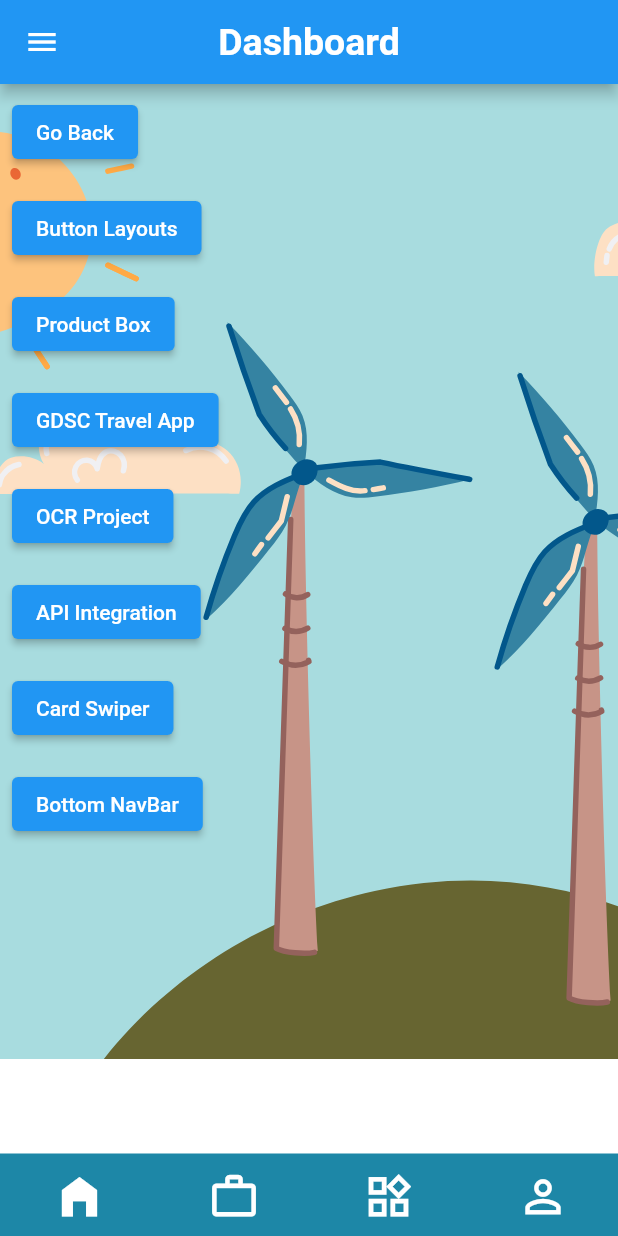
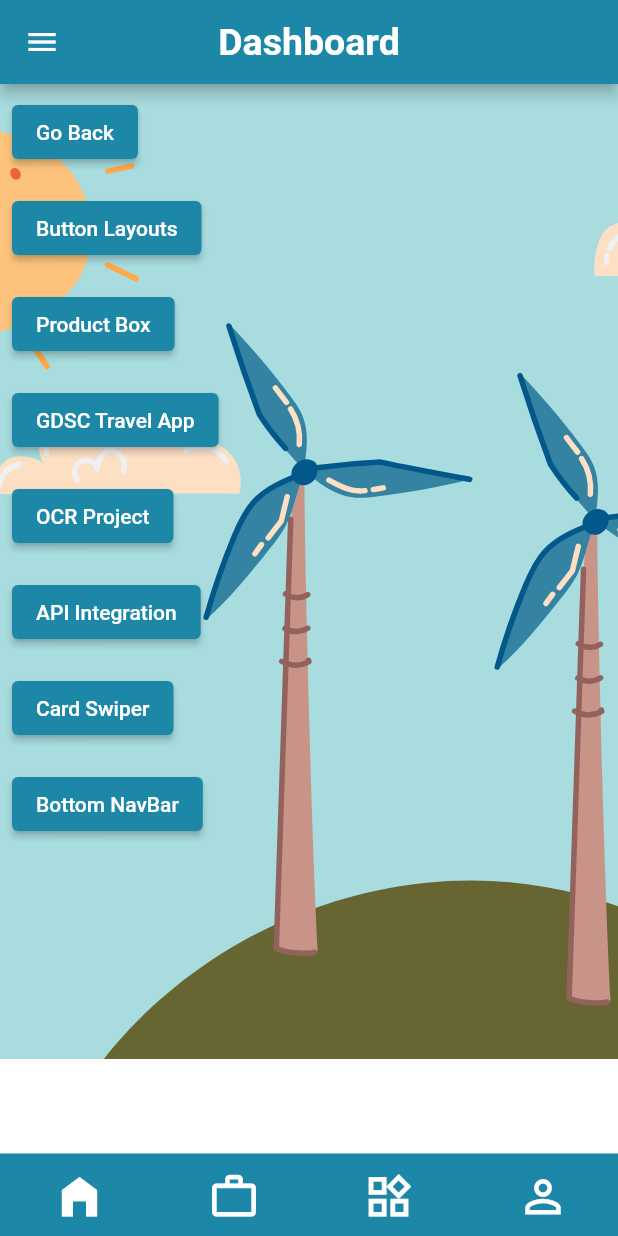
Before and after one commit to LalremLian/GDSC_Flutter, a Flutter app: the screen it shows after launch, on a phone screen of 412 x 824 dp. Run offline on Flutter 3.47's test engine with Material 2 defaults, Android fonts, the phone set to English and light mode, and no system bars; our stand-ins replace card_swiper, lottie, shimmer; missing offline and left inert: flutter_mobile_vision, fragment_navigate.

Commit message:
changed color of a button

```diff
--- a/lib/view/bottom_nav_bar_page.dart
+++ b/lib/view/bottom_nav_bar_page.dart
@@ -23,7 +23,6 @@ class _BottomNavBarState extends State<BottomNavBar> {
   Widget build(BuildContext context) {
     return Scaffold(
       drawer: const NavigationDrawerWidget(),
-      backgroundColor: Colors.transparent,
       appBar: AppBar(
         title: const Text(
           "Dashboard",
@@ -36,7 +35,7 @@ class _BottomNavBarState extends State<BottomNavBar> {
         ),
         centerTitle: true,
         //.........................................................Primary Color
-        backgroundColor: Theme.of(context).primaryColor,
+        backgroundColor: const Color.fromRGBO(29, 135, 167, 1),
       ),
       body:
       pages[pageIndex],
--- a/lib/view/more_page.dart
+++ b/lib/view/more_page.dart
@@ -28,6 +28,9 @@ class MorePage extends StatelessWidget {
               Padding(
                 padding: const EdgeInsets.all(8.0),
                 child: ElevatedButton(
+                  style: ElevatedButton.styleFrom(
+                    primary: const Color.fromRGBO(29, 135, 167, 1),
+                  ),
                   //..................................Navigator.pop is not mandatory
                   onPressed: () {
                     Navigator.pop(context);
@@ -39,6 +42,9 @@ class MorePage extends StatelessWidget {
                 //....................................................Button Layouts
                 padding: const EdgeInsets.all(8.0),
                 child: ElevatedButton(
+                  style: ElevatedButton.styleFrom(
+                    primary: const Color.fromRGBO(29, 135, 167, 1),
+                  ),
                   //..................................Navigator.pop is not mandatory
                   onPressed: () {
                     Navigator.push(
@@ -55,6 +61,9 @@ class MorePage extends StatelessWidget {
                 //.................................................Button ProductBox
                 padding: const EdgeInsets.all(8.0),
                 child: ElevatedButton(
+                  style: ElevatedButton.styleFrom(
+                    primary: const Color.fromRGBO(29, 135, 167, 1),
+                  ),
                   //..................................Navigator.pop is not mandatory
                   onPressed: () {
                     Navigator.push(
@@ -75,6 +84,9 @@ class MorePage extends StatelessWidget {
                 //..................................................Button GDSC_Home
                 padding: const EdgeInsets.all(8.0),
                 child: ElevatedButton(
+                  style: ElevatedButton.styleFrom(
+                    primary: const Color.fromRGBO(29, 135, 167, 1),
+                  ),
                   //..................................Navigator.pop is not mandatory
                   onPressed: () {
                     Navigator.push(
@@ -91,6 +103,9 @@ class MorePage extends StatelessWidget {
                 //...................................................Button OCR_Home
                 padding: const EdgeInsets.all(8.0),
                 child: ElevatedButton(
+                  style: ElevatedButton.styleFrom(
+                    primary: const Color.fromRGBO(29, 135, 167, 1),
+                  ),
                   //..................................Navigator.pop is not mandatory
                   onPressed: () {
                     Navigator.push(
@@ -107,6 +122,9 @@ class MorePage extends StatelessWidget {
                 //............................................Button API Integration
                 padding: const EdgeInsets.all(8.0),
                 child: ElevatedButton(
+                  style: ElevatedButton.styleFrom(
+                    primary: const Color.fromRGBO(29, 135, 167, 1),
+                  ),
                   //..................................Navigator.pop is not mandatory
                   onPressed: () {
                     Navigator.push(
@@ -123,6 +141,9 @@ class MorePage extends StatelessWidget {
                 //.................................................Button CardSwiper
                 padding: const EdgeInsets.all(8.0),
                 child: ElevatedButton(
+                  style: ElevatedButton.styleFrom(
+                    primary: const Color.fromRGBO(29, 135, 167, 1),
+                  ),
                   //..................................Navigator.pop is not mandatory
                   onPressed: () {
                     Navigator.push(
@@ -139,6 +160,9 @@ class MorePage extends StatelessWidget {
                 //.................................................Button CardSwiper
                 padding: const EdgeInsets.all(8.0),
                 child: ElevatedButton(
+                  style: ElevatedButton.styleFrom(
+                    primary: const Color.fromRGBO(29, 135, 167, 1),
+                  ),
                   //..................................Navigator.pop is not mandatory
                   onPressed: () {
                     Navigator.push(
```
